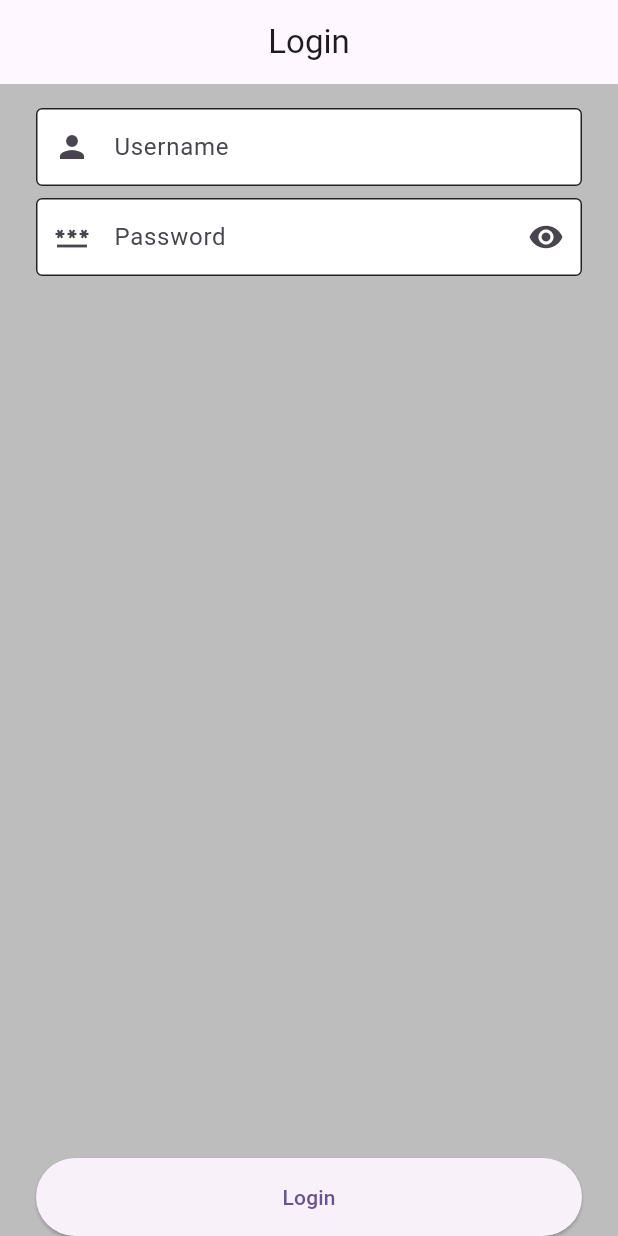
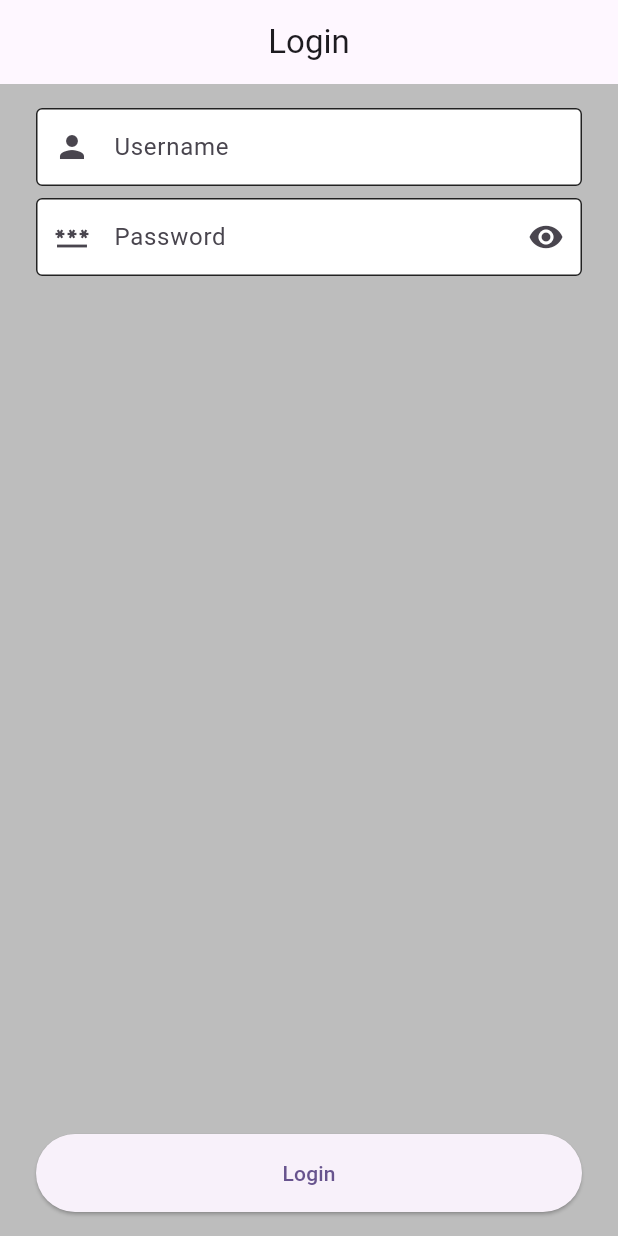
Before and after one commit to DanielSeldura/mobile-3-session-1-stateful-management, a Flutter app: the screen it shows after launch, on a phone screen of 412 x 824 dp. Run offline on Flutter 3.47's test engine with Material 3 defaults, Android fonts, the phone set to English and light mode, and no system bars; our stand-ins replace flutter_spinkit, form_field_validator, get_it, go_router.

```diff
--- a/lib/src/screens/auth/login.screen.dart
+++ b/lib/src/screens/auth/login.screen.dart
@@ -50,7 +50,7 @@ class _LoginScreenState extends State<LoginScreen> {
       ),
       bottomNavigationBar: SafeArea(
         child: Container(
-          margin: const EdgeInsets.symmetric(horizontal: 24),
+          margin: const EdgeInsets.symmetric(horizontal: 24, vertical: 16),
           height: 52,
           child: ElevatedButton(
             onPressed: () {
```
